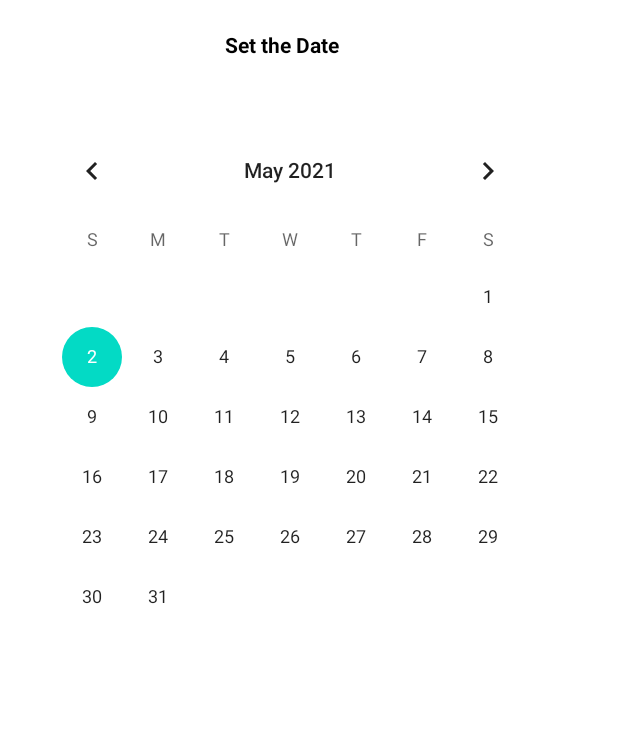
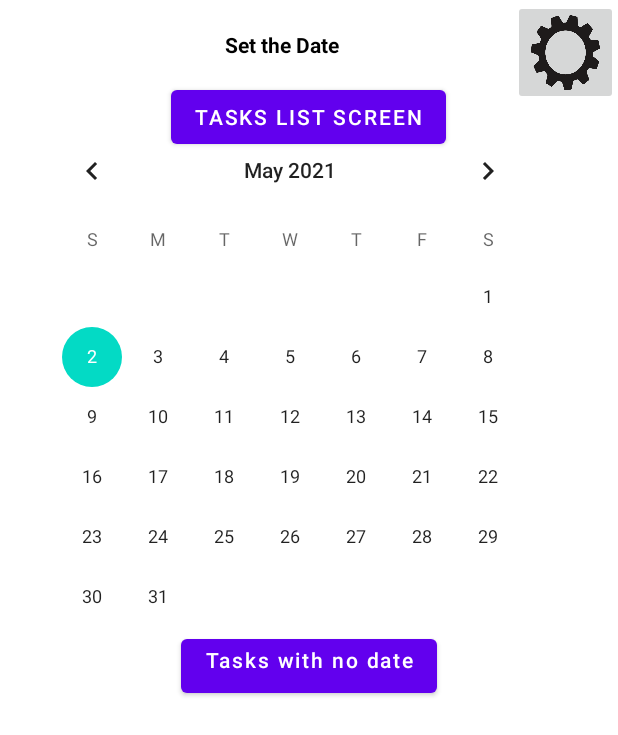
Before and after one commit to MatthewSpitzley/SimpleScheduler, an Android app: the layout activity_calendar_screen.xml on its own in the app's theme, with its tools: preview values and no code run, on a phone screen of 412 x 824 dp. Shown: the top 735 px of the screen. Run offline under Robolectric (Android 15) with nearby library versions, the phone set to English and light mode, and no system bars.

Commit message:
Fixed an error with the settings where datetimeformatter returned a null object reference, added swiping functionality, cleaned up calendar screen

```diff
--- a/SimpleSchedulerApp/app/src/main/java/com/example/simpleschedulerproject/Task.java
+++ b/SimpleSchedulerApp/app/src/main/java/com/example/simpleschedulerproject/Task.java
@@ -94,7 +94,7 @@ public class Task {
         int dateDisplayFormat = sharedPreferences.getInt("DateChoices", 0);
         return name +
                 ": category =" + category.toString() +
-                ", time =" + time.format(settings.dateDisplay(dateDisplayFormat)) +
+                ", time =" + time.toString() +
                 ", recur =" + recur.toString() +
                 ", email =" + email.toString() +
                 ", push =" + push.toString() +
--- a/SimpleSchedulerApp/app/src/main/res/layout/activity_calendar_screen.xml
+++ b/SimpleSchedulerApp/app/src/main/res/layout/activity_calendar_screen.xml
@@ -25,4 +25,32 @@
         android:layout_width="wrap_content"
         android:layout_height="wrap_content">
     </CalendarView>
+
+
+    <!-- Add NoDate Button to display any tasks with no date-->
+    <Button
+        android:id="@+id/noDate"
+        android:text="Tasks with no date"
+        android:layout_marginTop = "420dp"
+        android:gravity="center_horizontal|top"
+        android:layout_width="wrap_content"
+        android:layout_height="wrap_content"
+        android:layout_centerHorizontal="true"
+        android:textAllCaps="false"/>
+
+    <ImageButton
+        android:id="@+id/settings"
+        android:layout_width="70dp"
+        android:layout_height="70dp"
+        android:scaleType="fitXY"
+        android:src="@drawable/gear"
+        android:layout_alignParentEnd="true"/>
+
+    <Button
+        android:id="@+id/taskList"
+        android:layout_width="wrap_content"
+        android:layout_height="wrap_content"
+        android:layout_marginTop="54dp"
+        android:layout_centerHorizontal="true"
+        android:text="Tasks List Screen"/>
 </RelativeLayout>
--- a/SimpleSchedulerApp/app/src/main/res/layout/activity_main.xml
+++ b/SimpleSchedulerApp/app/src/main/res/layout/activity_main.xml
@@ -17,12 +17,12 @@
         app:layout_constraintEnd_toEndOf="parent"
         app:layout_constraintTop_toTopOf="parent" />
 
-    <Button
+    <!--<Button
         android:id="@+id/calendarButton"
         android:layout_width="70dp"
         android:layout_height="70dp"
         tools:layout_editor_absoluteX="31dp"
-        tools:layout_editor_absoluteY="200dp" />
+        tools:layout_editor_absoluteY="200dp" />-->
 
     <ListView
         android:id="@+id/task_list"
```
Also changed, not shown: SimpleSchedulerApp/app/src/main/java/com/example/simpleschedulerproject/CalendarScreen.java (+100 -4 lines), SimpleSchedulerApp/app/src/main/java/com/example/simpleschedulerproject/MainActivity.java (+32 -4 lines), SimpleSchedulerApp/app/src/main/java/com/example/simpleschedulerproject/Settings.java (+15 -9 lines).
